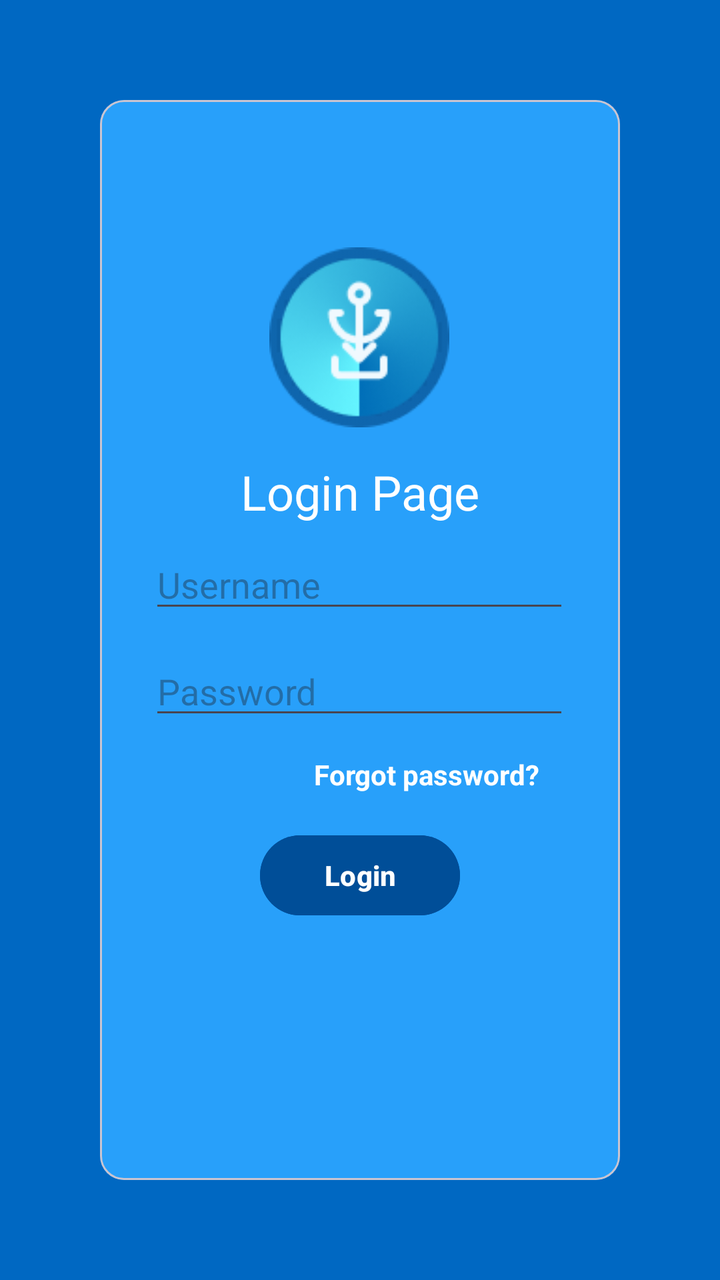
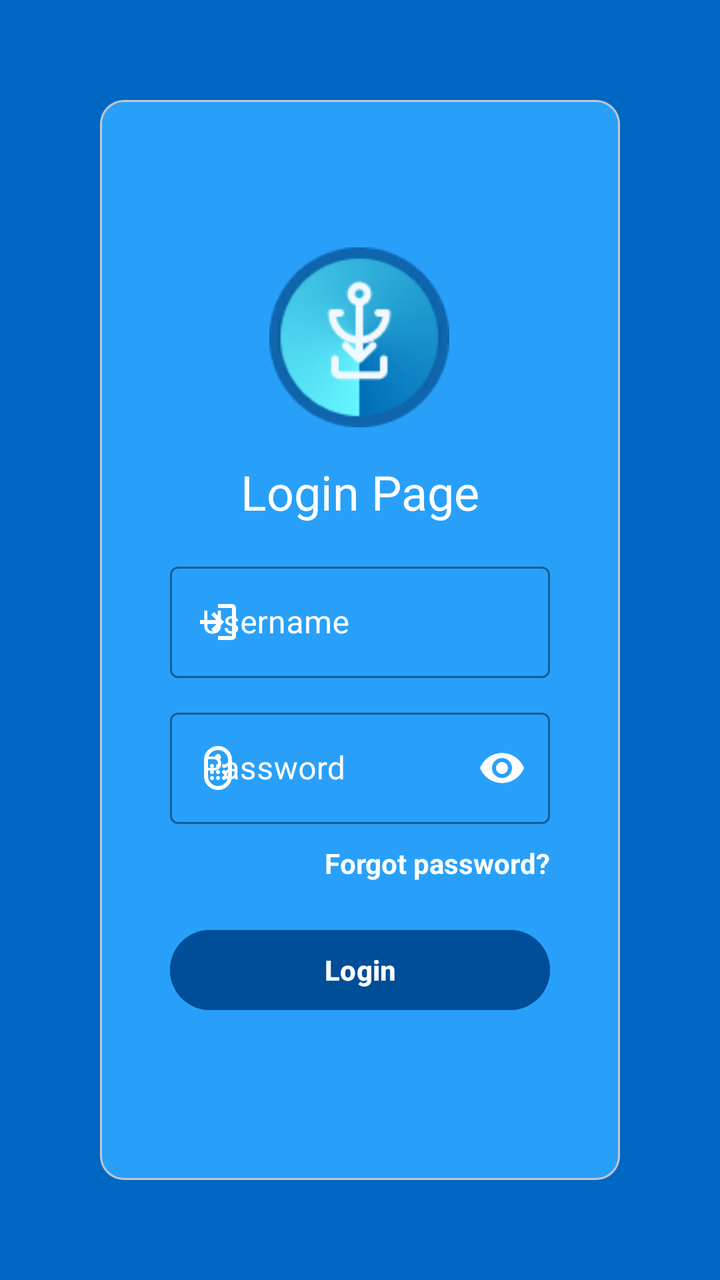

Before-and-after screenshots of an Android layout around one commit, followed by the original layout XML and the change that was made.
<!-- AndroidManifest.xml: application theme Theme.Projek_Raymond -->
<!-- res/layout/activity_login.xml -->
<?xml version="1.0" encoding="utf-8"?>
<androidx.constraintlayout.widget.ConstraintLayout xmlns:android="http://schemas.android.com/apk/res/android"
    xmlns:app="http://schemas.android.com/apk/res-auto"
    xmlns:tools="http://schemas.android.com/tools"
    android:id="@+id/main"
    android:background="@color/dark_blue1"
    android:layout_width="match_parent"
    android:layout_height="match_parent"
    tools:context=".LoginActivity">


    <com.google.android.material.card.MaterialCardView
        android:layout_width="match_parent"
        android:layout_height="match_parent"
        android:layout_margin="50dp"
        >

        <androidx.constraintlayout.widget.ConstraintLayout
            android:layout_width="match_parent"
            android:layout_height="match_parent"
            android:background="@color/blue2">

            <EditText
                android:id="@+id/inptUser"
                android:layout_width="wrap_content"
                android:layout_height="wrap_content"
                android:layout_marginTop="8dp"
                android:ems="10"
                android:hint="Username"
                android:inputType="text"
                android:textColor="@color/white"
                app:layout_constraintEnd_toEndOf="@+id/txtLogin"
                app:layout_constraintHorizontal_bias="0.506"
                app:layout_constraintStart_toStartOf="@+id/txtLogin"
                app:layout_constraintTop_toBottomOf="@+id/txtLogin" />

            <EditText
                android:id="@+id/inptPass"
                android:layout_width="wrap_content"
                android:layout_height="wrap_content"
                android:layout_marginTop="12dp"
                android:ems="10"
                android:hint="Password"
                android:inputType="textPassword"
                android:textColor="@color/white"
                app:layout_constraintEnd_toEndOf="@+id/inptUser"
                app:layout_constraintStart_toStartOf="@+id/inptUser"
                app:layout_constraintTop_toBottomOf="@+id/inptUser" />

            <Button
                android:id="@+id/btnLogin"
                android:layout_width="match_parent"
                android:layout_height="wrap_content"
                android:layout_marginHorizontal="80dp"
                android:layout_marginTop="49dp"
                android:backgroundTint="@color/dark_blue3"
                android:text="Login"
                android:textColor="@color/white"
                android:textStyle="bold"
                app:layout_constraintBottom_toBottomOf="parent"
                app:layout_constraintEnd_toEndOf="parent"
                app:layout_constraintStart_toStartOf="parent"
                app:layout_constraintTop_toBottomOf="@+id/inptPass"
                app:layout_constraintVertical_bias="0.0"
                tools:ignore="MissingPrefix" />

            <TextView
                android:id="@+id/txtLogin"
                android:layout_width="wrap_content"
                android:layout_height="wrap_content"
                android:fontFamily="@font/instink"
                android:text="Login Page"
                android:textColor="@color/white"
                android:textSize="24dp"
                app:layout_constraintBottom_toBottomOf="parent"
                app:layout_constraintEnd_toEndOf="parent"
                app:layout_constraintStart_toStartOf="parent"
                app:layout_constraintTop_toTopOf="parent"
                app:layout_constraintVertical_bias="0.354" />

            <TextView
                android:id="@+id/fgtpass"
                android:layout_width="wrap_content"
                android:layout_height="wrap_content"
                android:layout_marginTop="12dp"
                android:text="Forgot password?"
                android:textColor="@color/white"
                android:textStyle="bold"
                app:layout_constraintBottom_toTopOf="@+id/btnLogin"
                app:layout_constraintEnd_toEndOf="parent"
                app:layout_constraintHorizontal_bias="0.727"
                app:layout_constraintStart_toStartOf="parent"
                app:layout_constraintTop_toBottomOf="@+id/inptPass"
                app:layout_constraintVertical_bias="0.055" />

            <ImageView
                android:id="@+id/imageView2"
                android:layout_width="102dp"
                android:layout_height="90dp"

                android:layout_marginBottom="8dp"
                app:layout_constraintBottom_toTopOf="@+id/txtLogin"
                app:layout_constraintEnd_toEndOf="parent"
                app:layout_constraintHorizontal_bias="0.497"
                app:layout_constraintStart_toStartOf="parent"
                app:layout_constraintTop_toTopOf="parent"
                app:layout_constraintVertical_bias="0.904"
                app:srcCompat="@drawable/logo" />

        </androidx.constraintlayout.widget.ConstraintLayout>
    </com.google.android.material.card.MaterialCardView>



</androidx.constraintlayout.widget.ConstraintLayout>
<!-- resources referenced by this layout -->
<resources>
  <color name="blue2">#28A0FA</color>
  <color name="dark_blue1">#0068C2</color>
  <color name="dark_blue3">#004E98</color>
  <color name="white">#FFFFFFFF</color>
  <!-- drawable logo: png bitmap (drawable, 9174 bytes) -->
  <style name="Theme.Projek_Raymond" parent="Base.Theme.Projek_Raymond" />
  <style name="Base.Theme.Projek_Raymond" parent="Theme.Material3.DayNight.NoActionBar">
          
          
      </style>
</resources>

<!-- the commit's change to res/layout/activity_login.xml (unified diff, before → after) -->
@@ -20,49 +20,83 @@
             android:layout_height="match_parent"
             android:background="@color/blue2">
 
-            <EditText
-                android:id="@+id/inptUser"
+            <com.google.android.material.textfield.TextInputLayout
+                android:id="@+id/layoutUser"
+                style="@style/Widget.MaterialComponents.TextInputLayout.OutlinedBox"
+                android:layout_width="0dp"
+                android:layout_height="wrap_content"
+                android:layout_marginHorizontal="35dp"
+                android:layout_marginTop="16dp"
+                android:hint="Username"
+                android:textColorHint="@color/white"
+                app:boxStrokeColor="@color/white"
+                app:hintTextColor="@color/white"
+                app:startIconDrawable="@drawable/ic_login"
+                app:startIconTint="@color/white"
+                app:layout_constraintEnd_toEndOf="parent"
+                app:layout_constraintStart_toStartOf="parent"
+                app:layout_constraintTop_toBottomOf="@+id/txtLogin">
+
+                <com.google.android.material.textfield.TextInputEditText
+                    android:id="@+id/inptUser"
+                    android:layout_width="match_parent"
+                    android:layout_height="wrap_content"
+                    android:inputType="text"
+                    android:textColor="@color/white" />
+            </com.google.android.material.textfield.TextInputLayout>
+
+            <com.google.android.material.textfield.TextInputLayout
+                android:id="@+id/layoutPass"
+                style="@style/Widget.MaterialComponents.TextInputLayout.OutlinedBox"
+                android:layout_width="0dp"
+                android:layout_height="wrap_content"
+                android:layout_marginHorizontal="35dp"
+                android:layout_marginTop="12dp"
+                android:hint="Password"
+                android:textColorHint="@color/white"
+                app:boxStrokeColor="@color/white"
+                app:hintTextColor="@color/white"
+                app:startIconDrawable="@drawable/ic_lock"
+                app:startIconTint="@color/white"
+                app:endIconMode="password_toggle"
+                app:endIconTint="@color/white"
+                app:layout_constraintEnd_toEndOf="parent"
+                app:layout_constraintStart_toStartOf="parent"
+                app:layout_constraintTop_toBottomOf="@+id/layoutUser">
+
+                <com.google.android.material.textfield.TextInputEditText
+                    android:id="@+id/inptPass"
+                    android:layout_width="match_parent"
+                    android:layout_height="wrap_content"
+                    android:inputType="textPassword"
+                    android:textColor="@color/white" />
+            </com.google.android.material.textfield.TextInputLayout>
+
+            <TextView
+                android:id="@+id/fgtpass"
                 android:layout_width="wrap_content"
                 android:layout_height="wrap_content"
-                android:layout_marginTop="8dp"
-                android:ems="10"
-                android:hint="Username"
-                android:inputType="text"
+                android:layout_marginTop="10dp"
+                android:layout_marginEnd="35dp"
+                android:text="Forgot password?"
                 android:textColor="@color/white"
-                app:layout_constraintEnd_toEndOf="@+id/txtLogin"
-                app:layout_constraintHorizontal_bias="0.506"
-                app:layout_constraintStart_toStartOf="@+id/txtLogin"
-                app:layout_constraintTop_toBottomOf="@+id/txtLogin" />
-
-            <EditText
-                android:id="@+id/inptPass"
-                android:layout_width="wrap_content"
-                android:layout_height="wrap_content"
-                android:layout_marginTop="12dp"
-                android:ems="10"
-                android:hint="Password"
-                android:inputType="textPassword"
-                android:textColor="@color/white"
-                app:layout_constraintEnd_toEndOf="@+id/inptUser"
-                app:layout_constraintStart_toStartOf="@+id/inptUser"
-                app:layout_constraintTop_toBottomOf="@+id/inptUser" />
+                android:textStyle="bold"
+                app:layout_constraintEnd_toEndOf="parent"
+                app:layout_constraintTop_toBottomOf="@+id/layoutPass" />
 
             <Button
                 android:id="@+id/btnLogin"
-                android:layout_width="match_parent"
+                android:layout_width="0dp"
                 android:layout_height="wrap_content"
-                android:layout_marginHorizontal="80dp"
-                android:layout_marginTop="49dp"
+                android:layout_marginHorizontal="35dp"
+                android:layout_marginTop="20dp"
                 android:backgroundTint="@color/dark_blue3"
                 android:text="Login"
                 android:textColor="@color/white"
                 android:textStyle="bold"
-                app:layout_constraintBottom_toBottomOf="parent"
                 app:layout_constraintEnd_toEndOf="parent"
                 app:layout_constraintStart_toStartOf="parent"
-                app:layout_constraintTop_toBottomOf="@+id/inptPass"
-                app:layout_constraintVertical_bias="0.0"
-                tools:ignore="MissingPrefix" />
+                app:layout_constraintTop_toBottomOf="@+id/fgtpass" />
 
             <TextView
                 android:id="@+id/txtLogin"
@@ -78,20 +112,6 @@
                 app:layout_constraintTop_toTopOf="parent"
                 app:layout_constraintVertical_bias="0.354" />
 
-            <TextView
-                android:id="@+id/fgtpass"
-                android:layout_width="wrap_content"
-                android:layout_height="wrap_content"
-                android:layout_marginTop="12dp"
-                android:text="Forgot password?"
-                android:textColor="@color/white"
-                android:textStyle="bold"
-                app:layout_constraintBottom_toTopOf="@+id/btnLogin"
-                app:layout_constraintEnd_toEndOf="parent"
-                app:layout_constraintHorizontal_bias="0.727"
-                app:layout_constraintStart_toStartOf="parent"
-                app:layout_constraintTop_toBottomOf="@+id/inptPass"
-                app:layout_constraintVertical_bias="0.055" />
 
             <ImageView
                 android:id="@+id/imageView2"
<!-- resource entries referenced after the edit -->
@@ -4,6 +4,13 @@
   <color name="dark_blue1">#0068C2</color>
   <color name="dark_blue3">#004E98</color>
   <color name="white">#FFFFFFFF</color>
+  <!-- drawable ic_lock: vector/xml drawable (drawable, 2351 chars, omitted) -->
+  <!-- drawable ic_login (drawable) -->
+  <vector xmlns:android="http://schemas.android.com/apk/res/android" android:autoMirrored="true" android:height="24dp" android:tint="#FFFFFF" android:viewportHeight="960" android:viewportWidth="960" android:width="24dp">
+        
+      <path android:fillColor="@android:color/white" android:pathData="M480,840L480,760L760,760Q760,760 760,760Q760,760 760,760L760,200Q760,200 760,200Q760,200 760,200L480,200L480,120L760,120Q793,120 816.5,143.5Q840,167 840,200L840,760Q840,793 816.5,816.5Q793,840 760,840L480,840ZM400,680L345,622L447,520L120,520L120,440L447,440L345,338L400,280L600,480L400,680Z"/>
+      
+  </vector>
   <!-- drawable logo: png bitmap (drawable, 9174 bytes) -->
   <style name="Theme.Projek_Raymond" parent="Base.Theme.Projek_Raymond" />
   <style name="Base.Theme.Projek_Raymond" parent="Theme.Material3.DayNight.NoActionBar">
